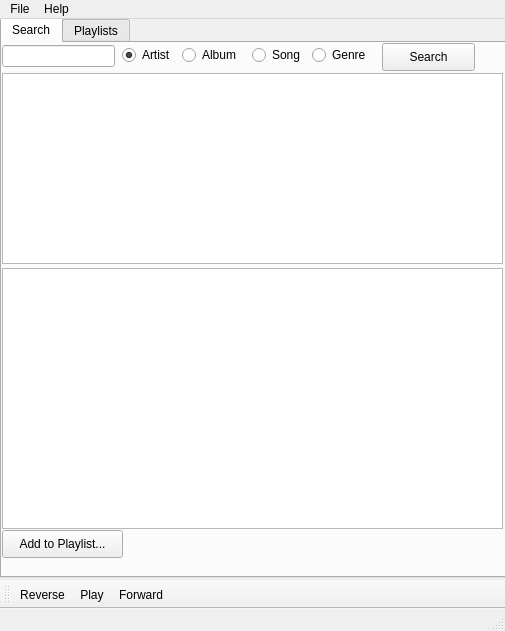
Above: musicDatabase/mainwindow.ui from cole1717/MusicDatabase before the change. Below: the same form after it.
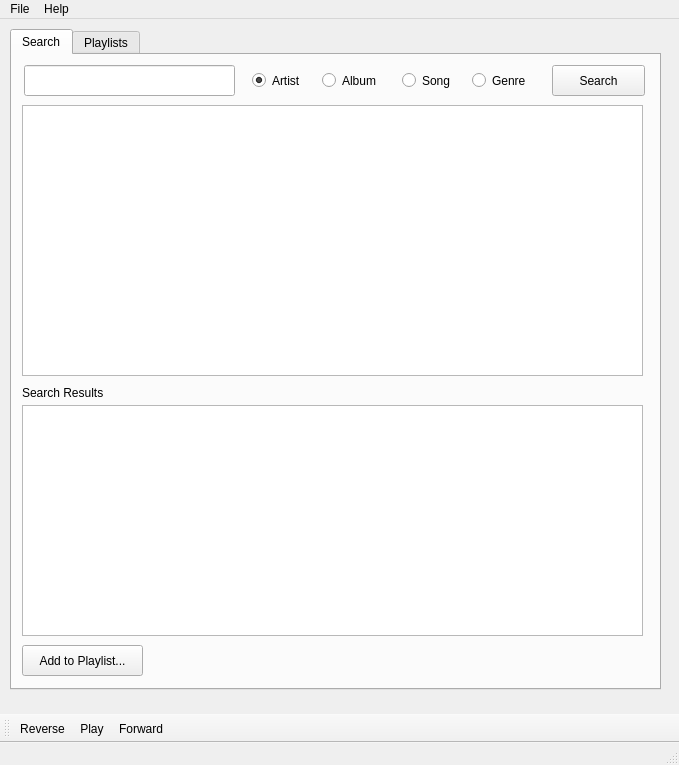
That is the form after the change. Icons and pictures are not drawn.

```diff
--- a/musicDatabase/mainwindow.ui
+++ b/musicDatabase/mainwindow.ui
@@ -6,8 +6,8 @@
    <rect>
     <x>0</x>
     <y>0</y>
-    <width>505</width>
-    <height>631</height>
+    <width>679</width>
+    <height>765</height>
    </rect>
   </property>
   <property name="windowTitle">
@@ -17,10 +17,10 @@
    <widget class="QTabWidget" name="tabWidget">
     <property name="geometry">
      <rect>
-      <x>0</x>
-      <y>-2</y>
-      <width>531</width>
-      <height>561</height>
+      <x>10</x>
+      <y>10</y>
+      <width>651</width>
+      <height>661</height>
      </rect>
     </property>
     <property name="currentIndex">
@@ -33,10 +33,10 @@
      <widget class="QPushButton" name="searchButton">
       <property name="geometry">
        <rect>
-        <x>380</x>
-        <y>0</y>
+        <x>540</x>
+        <y>10</y>
         <width>93</width>
-        <height>28</height>
+        <height>31</height>
        </rect>
       </property>
       <property name="text">
@@ -46,20 +46,20 @@
      <widget class="QTableView" name="resultsView">
       <property name="geometry">
        <rect>
-        <x>0</x>
-        <y>225</y>
-        <width>501</width>
-        <height>261</height>
+        <x>10</x>
+        <y>350</y>
+        <width>621</width>
+        <height>231</height>
        </rect>
       </property>
      </widget>
      <widget class="QRadioButton" name="songRadioButton">
       <property name="geometry">
        <rect>
-        <x>250</x>
-        <y>2</y>
+        <x>390</x>
+        <y>10</y>
         <width>61</width>
-        <height>20</height>
+        <height>31</height>
        </rect>
       </property>
       <property name="text">
@@ -69,10 +69,10 @@
      <widget class="QRadioButton" name="albumRadioButton">
       <property name="geometry">
        <rect>
-        <x>180</x>
-        <y>2</y>
+        <x>310</x>
+        <y>10</y>
         <width>71</width>
-        <height>20</height>
+        <height>31</height>
        </rect>
       </property>
       <property name="text">
@@ -82,20 +82,20 @@
      <widget class="QTableView" name="tableView">
       <property name="geometry">
        <rect>
-        <x>0</x>
-        <y>30</y>
-        <width>501</width>
-        <height>191</height>
+        <x>10</x>
+        <y>50</y>
+        <width>621</width>
+        <height>271</height>
        </rect>
       </property>
      </widget>
      <widget class="QRadioButton" name="artistRadioButton">
       <property name="geometry">
        <rect>
-        <x>120</x>
-        <y>2</y>
+        <x>240</x>
+        <y>10</y>
         <width>61</width>
-        <height>20</height>
+        <height>31</height>
        </rect>
       </property>
       <property name="text">
@@ -108,10 +108,10 @@
      <widget class="QRadioButton" name="genreRadioButton">
       <property name="geometry">
        <rect>
-        <x>310</x>
-        <y>2</y>
+        <x>460</x>
+        <y>10</y>
         <width>71</width>
-        <height>20</height>
+        <height>31</height>
        </rect>
       </property>
       <property name="text">
@@ -121,10 +121,10 @@
      <widget class="QLineEdit" name="searchBox">
       <property name="geometry">
        <rect>
-        <x>0</x>
-        <y>2</y>
-        <width>113</width>
-        <height>22</height>
+        <x>12</x>
+        <y>10</y>
+        <width>211</width>
+        <height>31</height>
        </rect>
       </property>
       <property name="text">
@@ -134,16 +134,29 @@
      <widget class="QPushButton" name="addToPlaylistButton">
       <property name="geometry">
        <rect>
-        <x>0</x>
-        <y>487</y>
+        <x>10</x>
+        <y>590</y>
         <width>121</width>
-        <height>28</height>
+        <height>31</height>
        </rect>
       </property>
       <property name="text">
        <string>Add to Playlist...</string>
       </property>
      </widget>
+     <widget class="QLabel" name="label_2">
+      <property name="geometry">
+       <rect>
+        <x>10</x>
+        <y>330</y>
+        <width>91</width>
+        <height>16</height>
+       </rect>
+      </property>
+      <property name="text">
+       <string>Search Results</string>
+      </property>
+     </widget>
     </widget>
     <widget class="QWidget" name="Playlists">
      <attribute name="title">
@@ -229,7 +242,7 @@
     <rect>
      <x>0</x>
      <y>0</y>
-     <width>505</width>
+     <width>679</width>
      <height>26</height>
     </rect>
    </property>
```
Left out of the diff: 31 changed lines with no effect on the pictures.
